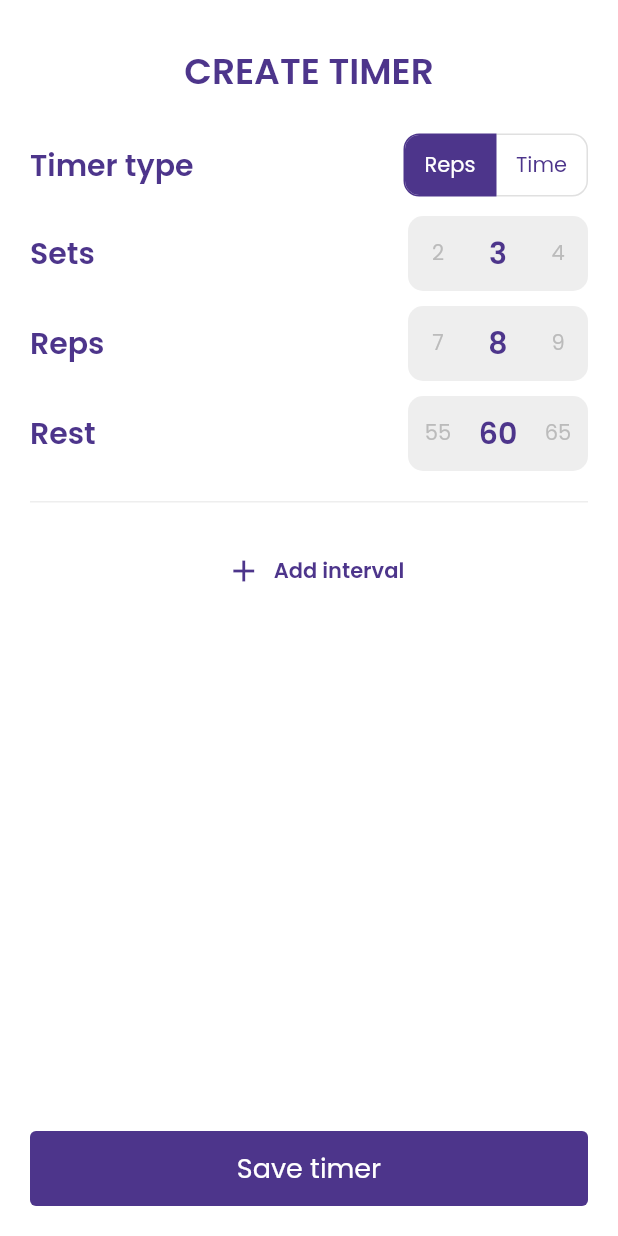
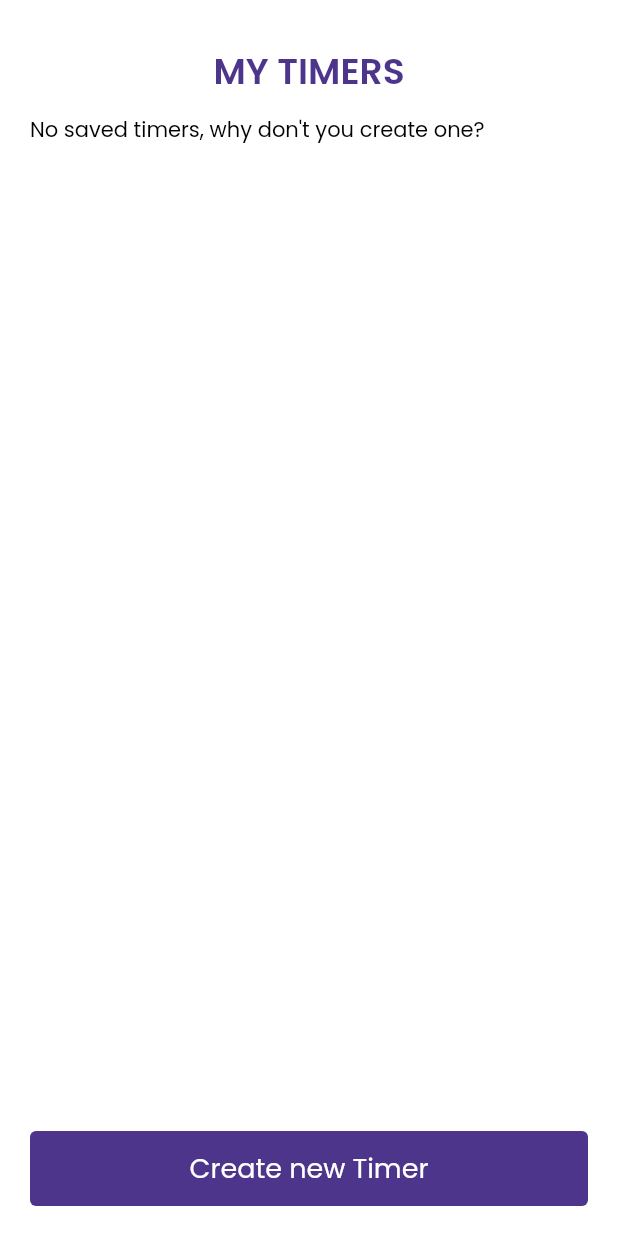
Before and after one commit to djock/intervals, a Flutter app: the screen it shows after launch, on a phone screen of 412 x 824 dp. Run offline on Flutter 3.47's test engine with Material 2 defaults, Android fonts, the light colour scheme and no system bars; drawn by our look-alikes of flutter_slidable, numberpicker; our stand-ins replace adaptive_dialog, another_flushbar, assets_audio_player, flutter_riverpod, hive, percent_indicator; missing offline and left inert: simple_logger; accounts and stored records are empty.

Commit message:
Timers list wip

```diff
--- a/lib/handlers/timer_handler.dart
+++ b/lib/handlers/timer_handler.dart
@@ -11,7 +11,12 @@ class ActiveTimer extends ChangeNotifier {
 
   ActiveTimer();
 
-  set timer(TimerModel timerModel) {
+  void newTimer() {
+    _timer = new TimerModel('', 3, 8, 300, 60, [], 0);
+    notifyListeners();
+  }
+
+  void setTimer(TimerModel timerModel) {
     _timer = timerModel;
     notifyListeners();
   }
--- a/lib/handlers/timers_manager.dart
+++ b/lib/handlers/timers_manager.dart
@@ -21,5 +21,7 @@ class TimersManager extends ChangeNotifier {
   void saveTimerToHive(TimerModel timer) {
     timers.add(timer);
     HiveHandler.saveTimersToBox(timers);
+
+    notifyListeners();
   }
 }
--- a/lib/main.dart
+++ b/lib/main.dart
@@ -4,6 +4,7 @@ import 'package:flutter_riverpod/flutter_riverpod.dart';
 import 'package:focus/screens/create_timer_screen.dart';
 import 'package:focus/screens/navigation_screen.dart';
 import 'package:focus/screens/timer_screen.dart';
+import 'package:focus/screens/timers_screen.dart';
 import 'package:focus/utilities/app_theme.dart';
 import 'package:focus/providers/providers.dart';
 
@@ -53,6 +54,7 @@ class AppState extends ConsumerState<App> {
         NavigationScreen.id: (context) => NavigationScreen(),
         TimerScreen.id: (context) => TimerScreen(),
         CreateTimerScreen.id: (context) => CreateTimerScreen(),
+        TimersScreen.id: (context) => TimersScreen(),
       },
     );
   }
--- a/lib/screens/navigation_screen.dart
+++ b/lib/screens/navigation_screen.dart
@@ -1,8 +1,7 @@
 import 'package:flutter/material.dart';
 import 'package:flutter_riverpod/flutter_riverpod.dart';
-import 'package:focus/providers/providers.dart';
-
-import 'create_timer_screen.dart';
+import 'package:focus/screens/pop_scope_screen.dart';
+import 'package:focus/screens/timers_screen.dart';
 
 class NavigationScreen extends ConsumerStatefulWidget {
   static const String id = 'NavigationScreen';
@@ -14,15 +13,13 @@ class NavigationScreen extends ConsumerStatefulWidget {
 class NavigationScreenState extends ConsumerState<NavigationScreen> {
   int _selectedScreenIndex = 0;
   List<Widget> _screens = [
-    CreateTimerScreen(),
+    TimersScreen(),
+    // CreateTimerScreen(),
   ];
 
   @override
   Widget build(BuildContext context) {
-    return WillPopScope(
-      onWillPop: () async {
-        return true;
-      },
+    return PopScopeScreen(
       child: Scaffold(
         resizeToAvoidBottomInset: false,
         body: Container(padding: EdgeInsets.all(20),child: _screens[_selectedScreenIndex]),
--- /dev/null
+++ b/lib/screens/timers_screen.dart
@@ -0,0 +1,66 @@
+import 'package:flutter/material.dart';
+import 'package:flutter_riverpod/flutter_riverpod.dart';
+import 'package:focus/screens/pop_scope_screen.dart';
+
+import '../providers/providers.dart';
+import '../utilities/localizations.dart';
+import '../widgets/custom_app_bar.dart';
+import '../widgets/expanded_test_button.dart';
+import '../widgets/timer_list_item.dart';
+import 'create_timer_screen.dart';
+
+class TimersScreen extends ConsumerWidget {
+  static const String id = 'TimersScreen';
+
+  @override
+  Widget build(BuildContext context, WidgetRef ref) {
+   return PopScopeScreen(
+     child: Scaffold(
+       resizeToAvoidBottomInset: false,
+       appBar: CustomAppBar.buildNormal(
+           context, AppLocalizations.timersScreenTitle),
+       body: Container(
+         width: double.infinity,
+         height: double.infinity,
+         child: Column(
+           mainAxisAlignment: MainAxisAlignment.start,
+           crossAxisAlignment: CrossAxisAlignment.start,
+           children: [
+             Expanded(
+               child: SingleChildScrollView(
+                 child: Column(
+                   mainAxisAlignment: MainAxisAlignment.start,
+                   crossAxisAlignment: CrossAxisAlignment.start,
+                   children: _buildTimers(ref),
+                 ),
+               ),
+             ),
+             ExpandedTextButton(
+                 text: AppLocalizations.createTimer,
+                 callback: () {
+                   Navigator.of(context).pushNamed(CreateTimerScreen.id);
+                 })
+           ],
+         ),
+       ),
+     ),
+   );
+  }
+
+  List<Widget> _buildTimers(WidgetRef ref) {
+    var timerManagerWatcher = ref.watch(timersManagerProvider);
+
+    List<Widget> result = [];
+
+    if(timerManagerWatcher.timers.length == 0) {
+      result.add(Text(AppLocalizations.noTimers));
+    } else {
+      for(var item in timerManagerWatcher.timers) {
+        result.add(TimerListItem(item));
+        result.add(SizedBox(height: 10,));
+      }
+    }
+
+    return result;
+  }
+}
--- a/lib/utilities/localizations.dart
+++ b/lib/utilities/localizations.dart
@@ -14,7 +14,7 @@ class AppLocalizations {
   static String currentSet = 'Set';
   static String currentRep = 'Rep';
   static String currentProgress = 'Progress';
-  static String createTimer = 'Timed';
+  static String createTimer = 'Create new Timer';
   static String noTemposErrorTitle = 'No intervals added';
   static String noTemposErrorMessage = 'Add intervals tempos to start the timer';
   static String resumeTimerButton = 'Resume';
@@ -32,6 +32,8 @@ class AppLocalizations {
   static String addTimerName = 'Please add a name for the timer';
   static String saveInterval = 'Save interval';
   static String progress = 'Progress';
+  static String timersScreenTitle = 'My timers';
+  static String noTimers = 'No saved timers, why don\'t you create one?';
 
   static String getLocalization(String key, String oldText, String newText) {
     return key.replaceAll(oldText, newText);
```
Also changed, not shown: lib/screens/create_timer_screen.dart (+9 -9 lines), lib/widgets/timer_list_item.dart (added, +48 -0 lines).
